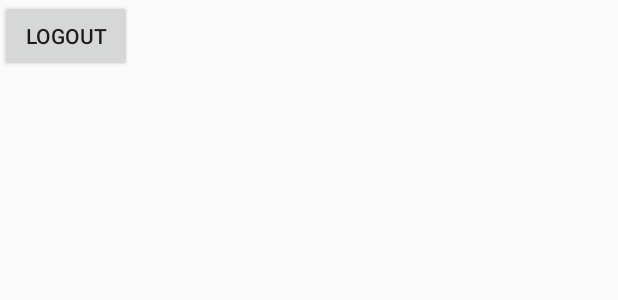
After one commit to BabesGotByte/Outpass2, an Android app: the layout activity_caretaker.xml on its own in the app's theme, with its tools: preview values and no code run, on a phone screen of 412 x 824 dp. The commit adds this screen. Shown: the top 300 px of the screen. Run offline under Robolectric (Android 15) with nearby library versions, the light colour scheme and no system bars.

Commit message:
Differentiating caretaker and student on login, added first time registeration in database

```diff
--- a/app/src/main/AndroidManifest.xml
+++ b/app/src/main/AndroidManifest.xml
@@ -11,8 +11,9 @@
         android:roundIcon="@mipmap/ic_launcher_round"
         android:supportsRtl="true"
         android:theme="@style/AppTheme">
-        <activity android:name=".LoginActivity"></activity>
-        <activity android:name=".photo"></activity>
+        <activity android:name=".CaretakerActivity"></activity>
+        <activity android:name=".LoginActivity" />
+        <activity android:name=".photo" />
         <activity android:name=".signup" />
         <activity
             android:name=".navbar"
--- a/app/src/main/java/com/example/outpass2/homee.java
+++ b/app/src/main/java/com/example/outpass2/homee.java
@@ -2,6 +2,9 @@ package com.example.outpass2;
 
 public class homee {
     private String going,purpose,date,time,vehicle;
+
+    public homee() {
+    }
 
     public homee(String going, String purpose, String date, String time, String vehicle) {
         this.going = going;
--- /dev/null
+++ b/app/src/main/res/layout/activity_caretaker.xml
@@ -0,0 +1,16 @@
+<?xml version="1.0" encoding="utf-8"?>
+<android.support.constraint.ConstraintLayout xmlns:android="http://schemas.android.com/apk/res/android"
+    xmlns:app="http://schemas.android.com/apk/res-auto"
+    xmlns:tools="http://schemas.android.com/tools"
+    android:layout_width="match_parent"
+    android:layout_height="match_parent"
+    tools:context=".CaretakerActivity">
+
+    <Button
+        android:id="@+id/button"
+        android:layout_width="wrap_content"
+        android:layout_height="wrap_content"
+        android:text="logout"
+        tools:layout_editor_absoluteX="161dp"
+        tools:layout_editor_absoluteY="237dp" />
+</android.support.constraint.ConstraintLayout>
```
Also changed, not shown: app/src/main/java/com/example/outpass2/CaretakerActivity.java (added, +28 -0 lines), app/src/main/java/com/example/outpass2/FirstTimeRegistration.java (+15 -1 lines), app/src/main/java/com/example/outpass2/LoginActivity.java (+15 -2 lines), app/src/main/java/com/example/outpass2/LoginFragment.java (+16 -4 lines), app/src/main/java/com/example/outpass2/RegisterFragment.java (+15 -3 lines), app/src/main/java/com/example/outpass2/signup.java (+49 -0 lines), app/src/main/res/layout/activity_signup.xml (+8 -2 lines), app/src/main/res/layout/fragment_feed.xml (+9 -9 lines).
